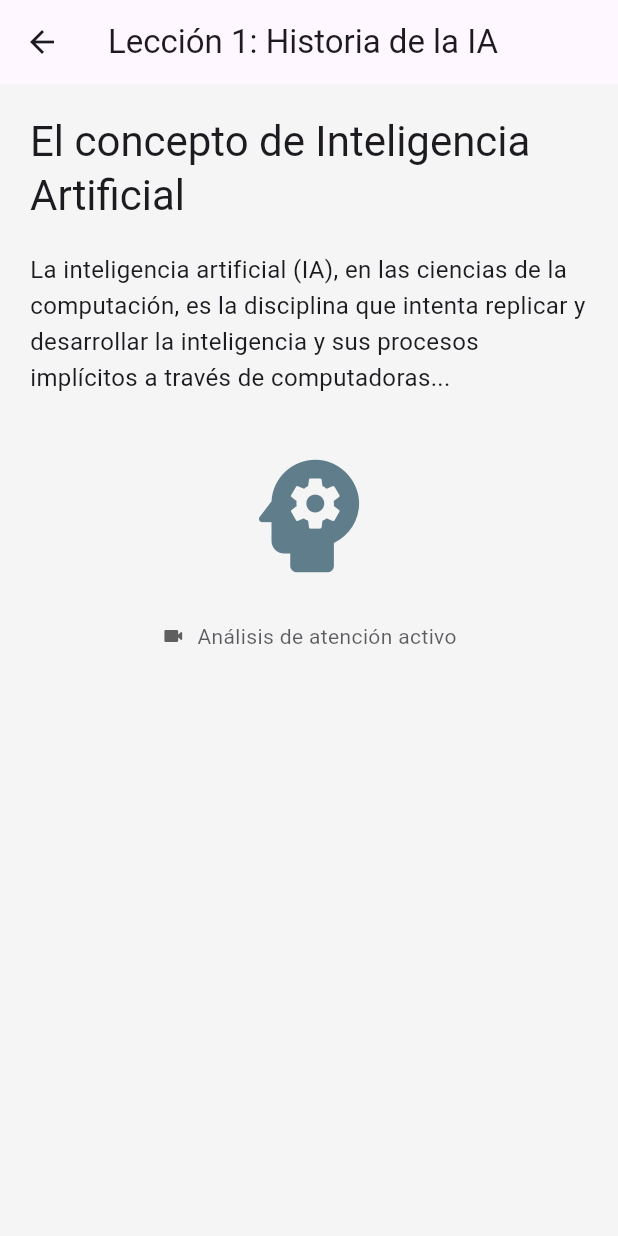
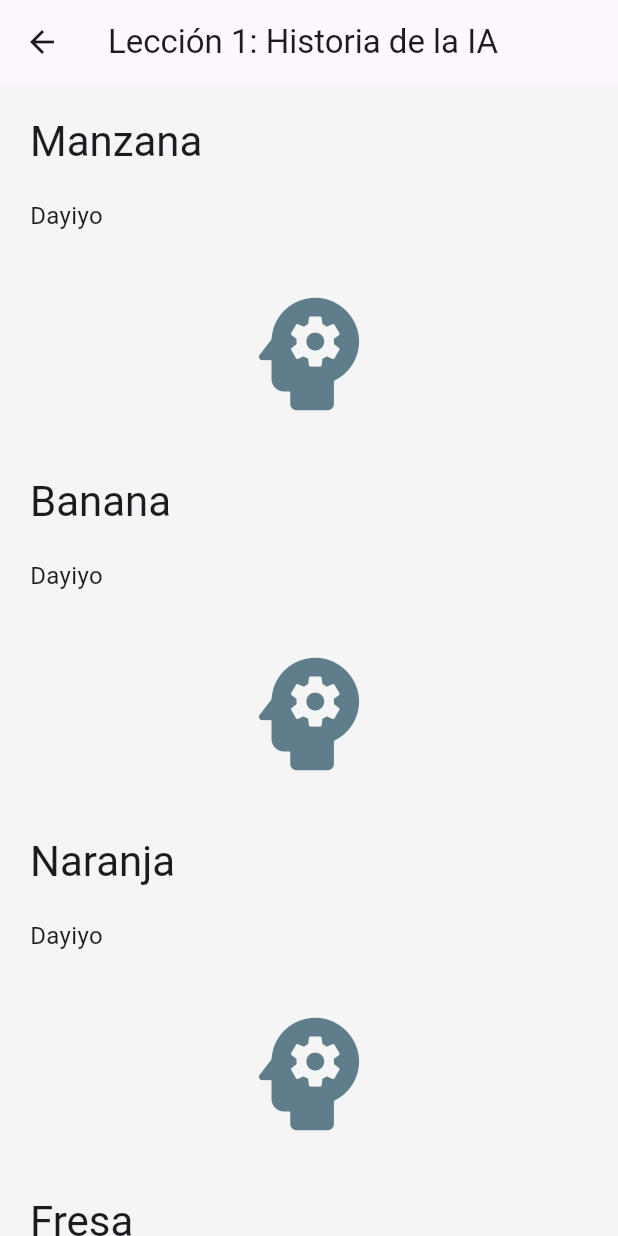
Before and after one commit to Crisgod112/Simulator_app, a Flutter app: the LessonScreen screen opened by its route, on a phone screen of 412 x 824 dp. Run offline on Flutter 3.47's test engine with Material 3 defaults, Android fonts, the phone set to English and light mode, and no system bars; our stand-ins replace camera; missing offline and left inert: google_mlkit_commons, google_mlkit_face_mesh_detection.

Commit message:
widgets en leccion 1 para scroll

```diff
--- a/lib/lesson_screen.dart
+++ b/lib/lesson_screen.dart
@@ -17,18 +17,18 @@ class LessonScreen extends StatelessWidget {
         children: [
           // --- CAPA 1: Contenido de la Lección ---
           // Este es el contenido normal de la App 1
-          Padding(
+          SingleChildScrollView(
             padding: const EdgeInsets.all(20.0),
             child: Column(
               crossAxisAlignment: CrossAxisAlignment.start,
               children: [
                 Text(
-                  'El concepto de Inteligencia Artificial',
+                  'Manzana',
                   style: Theme.of(context).textTheme.headlineMedium,
                 ),
                 const SizedBox(height: 20),
                 const Text(
-                  'La inteligencia artificial (IA), en las ciencias de la computación, es la disciplina que intenta replicar y desarrollar la inteligencia y sus procesos implícitos a través de computadoras...',
+                  'Dayiyo',
                   style: TextStyle(fontSize: 16, height: 1.5),
                 ),
                 const SizedBox(height: 30),
@@ -39,7 +39,84 @@ class LessonScreen extends StatelessWidget {
                     color: Colors.blueGrey,
                   ),
                 ),
+                const SizedBox(height: 30),
+
+                Text(
+                  'Banana',
+                  style: Theme.of(context).textTheme.headlineMedium,
+                ),
                 const SizedBox(height: 20),
+                const Text(
+                  'Dayiyo',
+                  style: TextStyle(fontSize: 16, height: 1.5),
+                ),
+                const SizedBox(height: 30),
+                const Center(
+                  child: Icon(
+                    Icons.psychology_rounded,
+                    size: 100,
+                    color: Colors.blueGrey,
+                  ),
+                ),
+                const SizedBox(height: 30),
+
+                Text(
+                  'Naranja',
+                  style: Theme.of(context).textTheme.headlineMedium,
+                ),
+                const SizedBox(height: 20),
+                const Text(
+                  'Dayiyo',
+                  style: TextStyle(fontSize: 16, height: 1.5),
+                ),
+                const SizedBox(height: 30),
+                const Center(
+                  child: Icon(
+                    Icons.psychology_rounded,
+                    size: 100,
+                    color: Colors.blueGrey,
+                  ),
+                ),
+                const SizedBox(height: 30),
+
+                Text(
+                  'Fresa',
+                  style: Theme.of(context).textTheme.headlineMedium,
+                ),
+                const SizedBox(height: 20),
+                const Text(
+                  'Dayiyo',
+                  style: TextStyle(fontSize: 16, height: 1.5),
+                ),
+                const SizedBox(height: 30),
+                const Center(
+                  child: Icon(
+                    Icons.psychology_rounded,
+                    size: 100,
+                    color: Colors.blueGrey,
+                  ),
+                ),
+                const SizedBox(height: 30),
+
+                Text(
+                  'Sandía',
+                  style: Theme.of(context).textTheme.headlineMedium,
+                ),
+                const SizedBox(height: 20),
+                const Text(
+                  'Dayiyo',
+                  style: TextStyle(fontSize: 16, height: 1.5),
+                ),
+                const SizedBox(height: 30),
+                const Center(
+                  child: Icon(
+                    Icons.psychology_rounded,
+                    size: 100,
+                    color: Colors.blueGrey,
+                  ),
+                ),
+                const SizedBox(height: 30),
+
                 // Es buena práctica notificar al usuario
                 const Opacity(
                   opacity: 0.7,
@@ -51,7 +128,8 @@ class LessonScreen extends StatelessWidget {
                       Text('Análisis de atención activo'),
                     ],
                   ),
-                )
+                ),
+                const SizedBox(height: 20),
               ],
             ),
           ),
```
